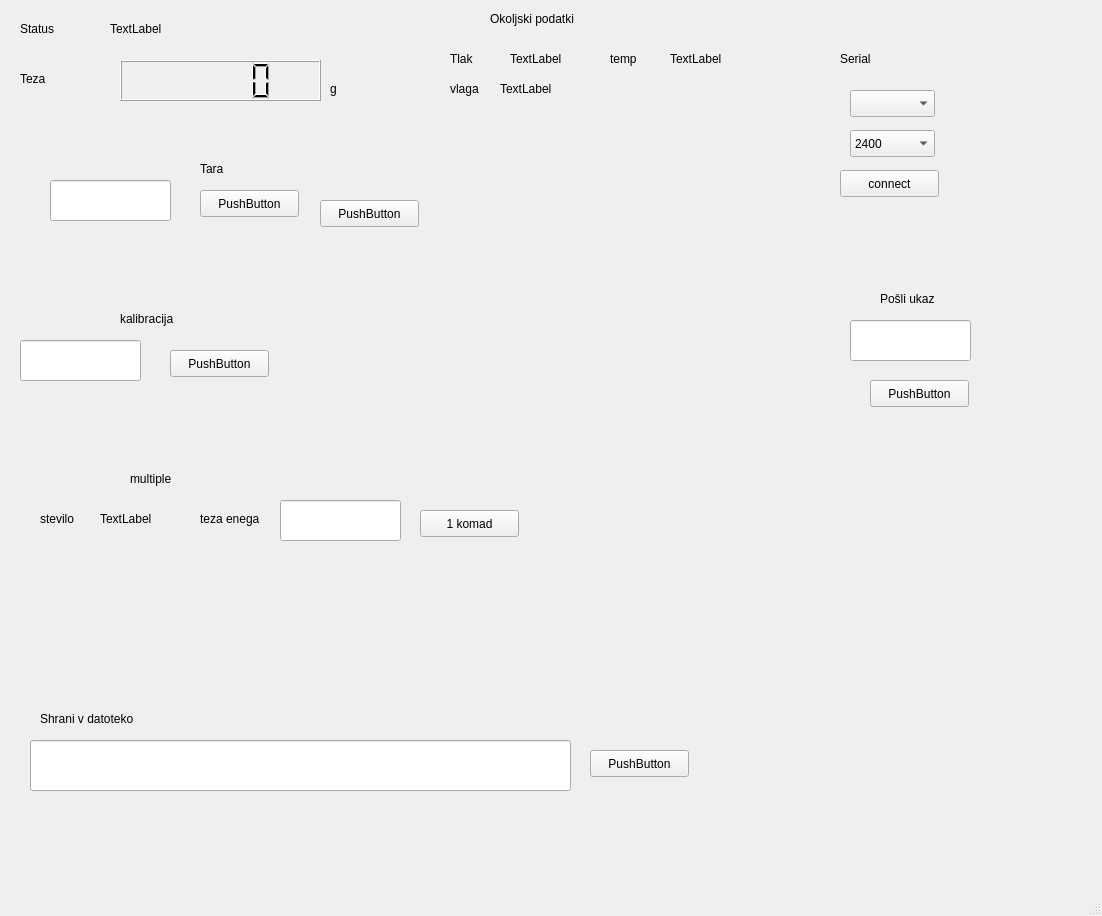
Before: the Qt Designer form scale.ui in campovski/libra, drawn with Qt 5.
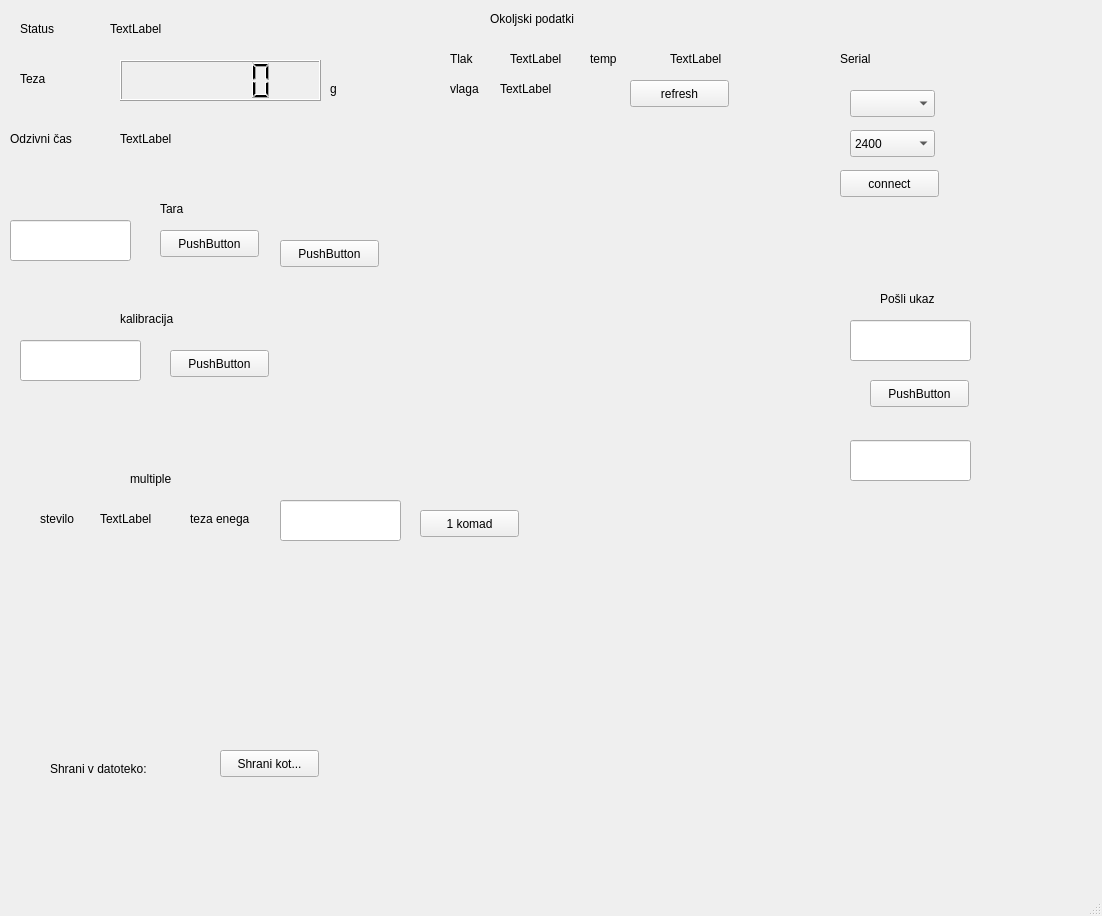
After: the same form once the commit is applied.

```diff
--- a/scale.ui
+++ b/scale.ui
@@ -50,34 +50,24 @@
      <string>g</string>
     </property>
    </widget>
-   <widget class="QLineEdit" name="lineEdit">
-    <property name="geometry">
-     <rect>
-      <x>30</x>
-      <y>740</y>
-      <width>541</width>
-      <height>51</height>
-     </rect>
-    </property>
-   </widget>
    <widget class="QPushButton" name="save">
     <property name="geometry">
      <rect>
-      <x>590</x>
+      <x>220</x>
       <y>750</y>
       <width>99</width>
       <height>27</height>
      </rect>
     </property>
     <property name="text">
-     <string>PushButton</string>
+     <string>Shrani kot...</string>
     </property>
    </widget>
    <widget class="QPushButton" name="set_to_value">
     <property name="geometry">
      <rect>
-      <x>200</x>
-      <y>190</y>
+      <x>160</x>
+      <y>230</y>
       <width>99</width>
       <height>27</height>
      </rect>
@@ -157,8 +147,8 @@
    <widget class="QLineEdit" name="tara">
     <property name="geometry">
      <rect>
-      <x>50</x>
-      <y>180</y>
+      <x>10</x>
+      <y>220</y>
       <width>121</width>
       <height>41</height>
      </rect>
@@ -167,8 +157,8 @@
    <widget class="QPushButton" name="set_to_zero">
     <property name="geometry">
      <rect>
-      <x>320</x>
-      <y>200</y>
+      <x>280</x>
+      <y>240</y>
       <width>99</width>
       <height>27</height>
      </rect>
@@ -206,8 +196,8 @@
    <widget class="QLabel" name="static_tara">
     <property name="geometry">
      <rect>
-      <x>200</x>
-      <y>160</y>
+      <x>160</x>
+      <y>200</y>
       <width>68</width>
       <height>17</height>
      </rect>
@@ -232,14 +222,14 @@
    <widget class="QLabel" name="static_save">
     <property name="geometry">
      <rect>
-      <x>40</x>
-      <y>710</y>
-      <width>121</width>
+      <x>50</x>
+      <y>760</y>
+      <width>131</width>
       <height>17</height>
      </rect>
     </property>
     <property name="text">
-     <string>Shrani v datoteko</string>
+     <string>Shrani v datoteko:</string>
     </property>
    </widget>
    <widget class="QLineEdit" name="command">
@@ -320,7 +310,7 @@
    <widget class="QLabel" name="static_temp">
     <property name="geometry">
      <rect>
-      <x>610</x>
+      <x>590</x>
       <y>50</y>
       <width>68</width>
       <height>17</height>
@@ -421,9 +411,9 @@
    <widget class="QLabel" name="static_teza_enega">
     <property name="geometry">
      <rect>
-      <x>200</x>
+      <x>190</x>
       <y>510</y>
-      <width>68</width>
+      <width>81</width>
       <height>17</height>
      </rect>
     </property>
@@ -480,6 +470,55 @@
      </rect>
     </property>
    </widget>
+   <widget class="QPushButton" name="refresh_env_data">
+    <property name="geometry">
+     <rect>
+      <x>630</x>
+      <y>80</y>
+      <width>99</width>
+      <height>27</height>
+     </rect>
+    </property>
+    <property name="text">
+     <string>refresh</string>
+    </property>
+   </widget>
+   <widget class="QLineEdit" name="return_data">
+    <property name="geometry">
+     <rect>
+      <x>850</x>
+      <y>440</y>
+      <width>121</width>
+      <height>41</height>
+     </rect>
+    </property>
+   </widget>
+   <widget class="QLabel" name="static_teza_2">
+    <property name="geometry">
+     <rect>
+      <x>10</x>
+      <y>130</y>
+      <width>91</width>
+      <height>17</height>
+     </rect>
+    </property>
+    <property name="text">
+     <string>Odzivni čas</string>
+    </property>
+   </widget>
+   <widget class="QLabel" name="status_2">
+    <property name="geometry">
+     <rect>
+      <x>120</x>
+      <y>130</y>
+      <width>68</width>
+      <height>17</height>
+     </rect>
+    </property>
+    <property name="text">
+     <string>TextLabel</string>
+    </property>
+   </widget>
   </widget>
   <widget class="QMenuBar" name="menubar">
    <property name="geometry">
```
Left out of the diff: 35 changed lines with no effect on the pictures.
